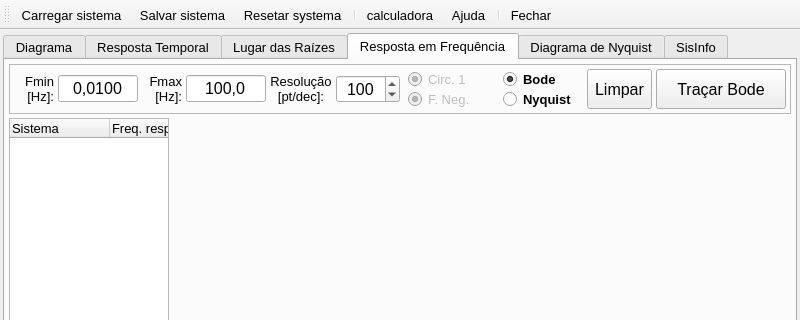
Old version of the form MainWindow.ui in the repository miguelmoreto/labcontrole; both pictures show x 0 to 800 and y 0 to 320 of the 800 by 600 pixel window.
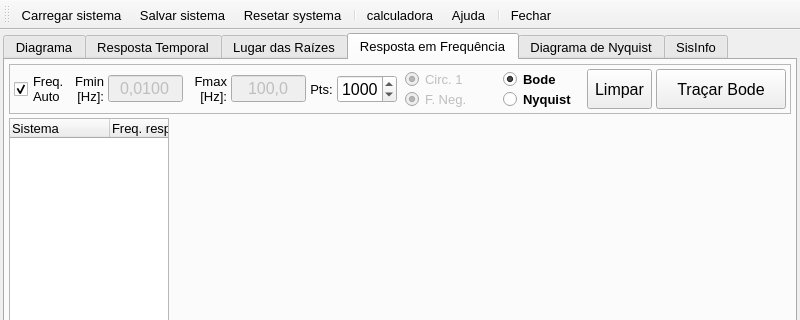
New version of the form. Icons and pictures are not drawn. Custom widgets are drawn as their Qt base class.

Diff of the .ui file:
```diff
--- a/MainWindow.ui
+++ b/MainWindow.ui
@@ -3541,7 +3541,7 @@
           <property name="frameShadow">
            <enum>QFrame::Raised</enum>
           </property>
-          <layout class="QHBoxLayout" name="horizontalLayout_8" stretch="0,0,0,0,0,0,0,1,0,0,0">
+          <layout class="QHBoxLayout" name="horizontalLayout_8" stretch="0,0,0,0,0,0,0,0,1,0,0,0,0">
            <property name="spacing">
             <number>4</number>
            </property>
@@ -3557,6 +3557,20 @@
            <property name="bottomMargin">
             <number>4</number>
            </property>
+           <item>
+            <widget class="QCheckBox" name="checkBoxFreqAuto">
+             <property name="toolTip">
+              <string>Habilita o cálculo automático dos limites de frequência para os gráficos de Bode e Nyquist.</string>
+             </property>
+             <property name="text">
+              <string>Freq.
+Auto</string>
+             </property>
+             <property name="checked">
+              <bool>true</bool>
+             </property>
+            </widget>
+           </item>
            <item>
             <widget class="QLabel" name="labelFmin">
              <property name="sizePolicy">
@@ -3567,7 +3581,7 @@
              </property>
              <property name="minimumSize">
               <size>
-               <width>40</width>
+               <width>30</width>
                <height>30</height>
               </size>
              </property>
@@ -3601,15 +3615,18 @@
            </item>
            <item>
             <widget class="QLineEdit" name="lineEditFmin">
+             <property name="enabled">
+              <bool>false</bool>
+             </property>
              <property name="minimumSize">
               <size>
-               <width>80</width>
+               <width>75</width>
                <height>25</height>
               </size>
              </property>
              <property name="maximumSize">
               <size>
-               <width>80</width>
+               <width>75</width>
                <height>16777215</height>
               </size>
              </property>
@@ -3664,15 +3681,18 @@
            </item>
            <item>
             <widget class="QLineEdit" name="lineEditFmax">
+             <property name="enabled">
+              <bool>false</bool>
+             </property>
              <property name="minimumSize">
               <size>
-               <width>80</width>
+               <width>75</width>
                <height>25</height>
               </size>
              </property>
              <property name="maximumSize">
               <size>
-               <width>80</width>
+               <width>75</width>
                <height>16777215</height>
               </size>
              </property>
@@ -3721,8 +3741,7 @@
               <number>0</number>
              </property>
              <property name="text">
-              <string>Resolução
-[pt/dec]:</string>
+              <string>Pts:</string>
              </property>
              <property name="alignment">
               <set>Qt::AlignCenter</set>
@@ -3739,7 +3758,7 @@
              </property>
              <property name="maximumSize">
               <size>
-               <width>100</width>
+               <width>60</width>
                <height>16777215</height>
               </size>
              </property>
@@ -3767,11 +3786,11 @@
               <double>5.000000000000000</double>
              </property>
              <property name="maximum">
+              <double>10000.000000000000000</double>
+             </property>
+             <property name="value">
               <double>1000.000000000000000</double>
              </property>
-             <property name="value">
-              <double>100.000000000000000</double>
-             </property>
             </widget>
            </item>
            <item>
@@ -3873,6 +3892,19 @@
              </property>
             </spacer>
            </item>
+           <item>
+            <spacer name="horizontalSpacer_6">
+             <property name="orientation">
+              <enum>Qt::Horizontal</enum>
+             </property>
+             <property name="sizeHint" stdset="0">
+              <size>
+               <width>40</width>
+               <height>20</height>
+              </size>
+             </property>
+            </spacer>
+           </item>
            <item>
             <widget class="QFrame" name="frameBodeNyquist">
              <property name="sizePolicy">
```
Left out of the diff: 2 changed lines with no effect on the pictures.
